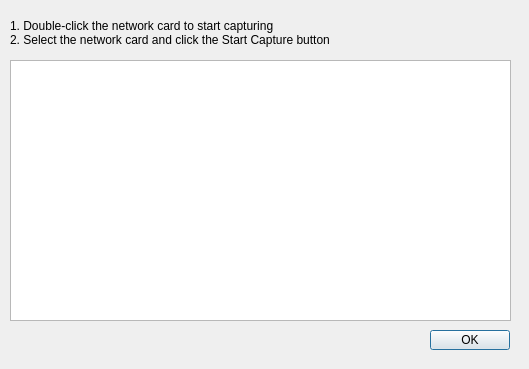
Above: ui/devicewindow.ui from ctrlfrmb/fkcap before the change. Below: the same form after it.
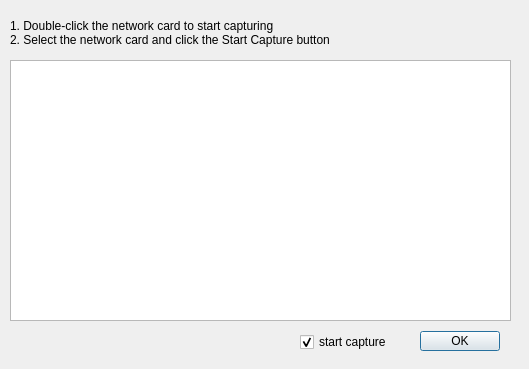
That is the form after the change. Icons and pictures are not drawn.

What changed in the file:
```diff
--- a/ui/devicewindow.ui
+++ b/ui/devicewindow.ui
@@ -33,8 +33,8 @@
   <widget class="QPushButton" name="pushButton">
    <property name="geometry">
     <rect>
-     <x>430</x>
-     <y>330</y>
+     <x>420</x>
+     <y>331</y>
      <width>80</width>
      <height>20</height>
     </rect>
@@ -57,6 +57,25 @@
 2. Select the network card and click the Start Capture button</string>
    </property>
   </widget>
+  <widget class="QCheckBox" name="checkBox">
+   <property name="geometry">
+    <rect>
+     <x>300</x>
+     <y>332</y>
+     <width>121</width>
+     <height>20</height>
+    </rect>
+   </property>
+   <property name="toolTip">
+    <string>Whether to automatically start capturing network data</string>
+   </property>
+   <property name="text">
+    <string>start capture</string>
+   </property>
+   <property name="checked">
+    <bool>true</bool>
+   </property>
+  </widget>
  </widget>
  <resources>
   <include location="../resource.qrc"/>
```
